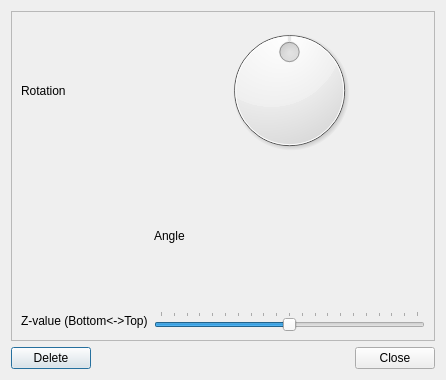
Old version of the form dialogs/edititemdialog.ui in the repository vranki/ExtPlane-Panel.
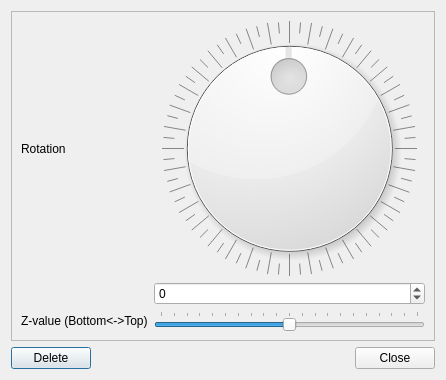
New version of the form.

Commit message: Rotation UI enhancements.

What changed in the file:
```diff
--- a/dialogs/edititemdialog.ui
+++ b/dialogs/edititemdialog.ui
@@ -31,34 +31,28 @@
       <layout class="QVBoxLayout" name="verticalLayout">
        <item>
         <layout class="QGridLayout" name="itemPropertiesGrid">
-         <item row="0" column="0">
-          <widget class="QLabel" name="label">
-           <property name="text">
-            <string>Rotation</string>
-           </property>
-          </widget>
-         </item>
          <item row="0" column="1">
           <widget class="QDial" name="rotationDial">
+           <property name="minimumSize">
+            <size>
+             <width>100</width>
+             <height>100</height>
+            </size>
+           </property>
            <property name="minimum">
-            <number>-180</number>
+            <number>-179</number>
            </property>
            <property name="maximum">
             <number>180</number>
            </property>
-          </widget>
-         </item>
-         <item row="1" column="1">
-          <widget class="QLabel" name="label_2">
-           <property name="text">
-            <string>Angle</string>
+           <property name="wrapping">
+            <bool>true</bool>
            </property>
-          </widget>
-         </item>
-         <item row="2" column="0">
-          <widget class="QLabel" name="label_3">
-           <property name="text">
-            <string>Z-value (Bottom&lt;-&gt;Top)</string>
+           <property name="notchTarget">
+            <double>5.000000000000000</double>
+           </property>
+           <property name="notchesVisible">
+            <bool>true</bool>
            </property>
           </widget>
          </item>
@@ -78,6 +72,30 @@
            </property>
           </widget>
          </item>
+         <item row="0" column="0">
+          <widget class="QLabel" name="label">
+           <property name="text">
+            <string>Rotation</string>
+           </property>
+          </widget>
+         </item>
+         <item row="2" column="0">
+          <widget class="QLabel" name="label_3">
+           <property name="text">
+            <string>Z-value (Bottom&lt;-&gt;Top)</string>
+           </property>
+          </widget>
+         </item>
+         <item row="1" column="1">
+          <widget class="QSpinBox" name="angleSpinBox">
+           <property name="minimum">
+            <number>-179</number>
+           </property>
+           <property name="maximum">
+            <number>179</number>
+           </property>
+          </widget>
+         </item>
         </layout>
        </item>
       </layout>
```
Left out of the diff: 56 changed lines with no effect on the pictures.
